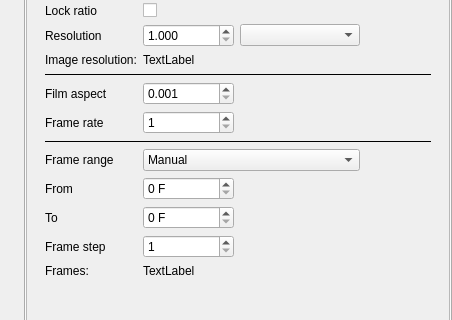
The window that QChromosome/tabwidget.ui (Michalaq/ChromosomeVisualizer) describes before a commit, drawn with Qt 5; both pictures show x 0 to 452 and y 96 to 416 of the 452 by 553 pixel window.
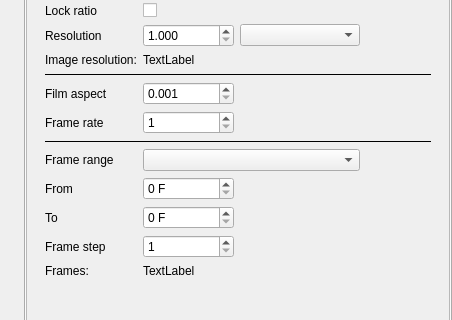
The same window after the commit. Custom widgets are drawn as their Qt base class.

```diff
--- a/QChromosome/tabwidget.ui
+++ b/QChromosome/tabwidget.ui
@@ -277,6 +277,9 @@
      </item>
      <item row="10" column="1" colspan="2">
       <widget class="ComboBox" name="comboBox_5">
+       <property name="currentIndex">
+        <number>-1</number>
+       </property>
        <item>
         <property name="text">
          <string>Manual</string>
```
